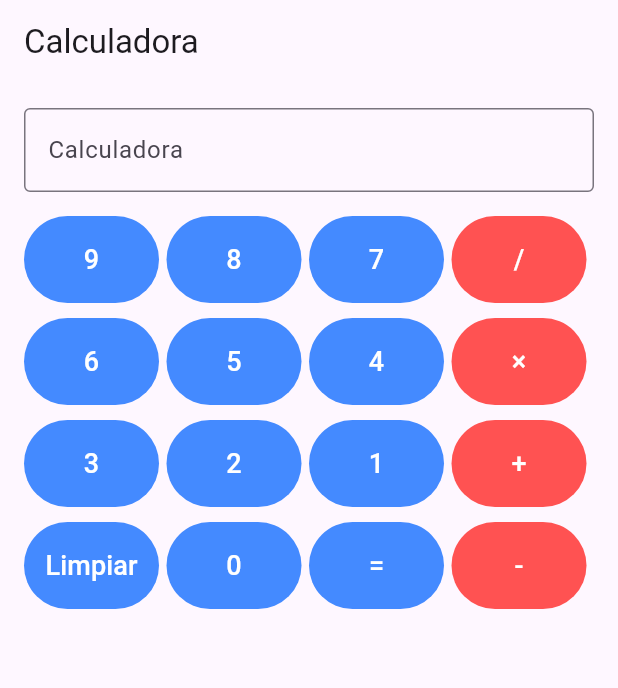
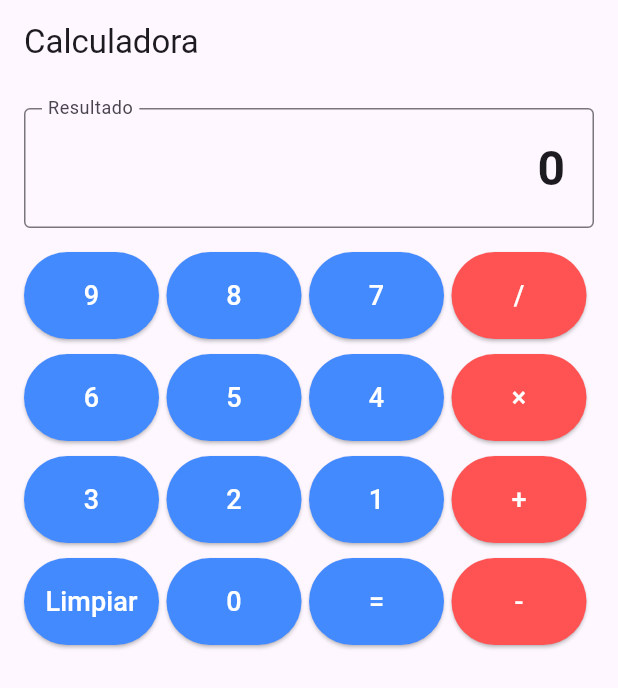
Before and after one commit to lautarotamborindeguy/tads-programacion-mobile, a Flutter app: the screen it shows after launch, on a phone screen of 412 x 824 dp. Shown: the top 688 px of the screen. Run offline on Flutter 3.47's test engine with Material 3 defaults, Android fonts, the phone set to English and light mode, and no system bars; our stand-ins replace sqflite; accounts and stored records are empty.

Commit message:
Calculator funcionallity

```diff
--- a/Calculadora/calculadora/lib/main.dart
+++ b/Calculadora/calculadora/lib/main.dart
@@ -30,14 +30,110 @@ class PantallaCalculadora extends StatefulWidget {
 }
 
 class _PantallaCalculadoraState extends State<PantallaCalculadora> {
+  String _equation = "0";
+  String _currentInput = "0";
+  double num1 = 0;
+  double num2 = 0;
+  String operand = "";
+  bool _evaluated = false;
+
+  final TextEditingController _controller = TextEditingController(text: "0");
+
+  void _buttonPressed(String buttonText) {
+    if (buttonText == "Limpiar") {
+      _equation = "0";
+      _currentInput = "0";
+      num1 = 0;
+      num2 = 0;
+      operand = "";
+      _evaluated = false;
+    } else if (buttonText == "+" ||
+        buttonText == "-" ||
+        buttonText == "×" ||
+        buttonText == "/") {
+      if (_evaluated) {
+        _evaluated = false;
+      }
+
+      if (_currentInput.isNotEmpty && _currentInput != "Error") {
+        if (operand.isNotEmpty) {
+          num2 = double.tryParse(_currentInput) ?? 0;
+          if (operand == "+") num1 = num1 + num2;
+          if (operand == "-") num1 = num1 - num2;
+          if (operand == "×") num1 = num1 * num2;
+          if (operand == "/") num1 = num2 != 0 ? (num1 / num2) : double.nan;
+        } else {
+          num1 = double.tryParse(_currentInput) ?? 0;
+        }
+      } else if (_currentInput.isEmpty && operand.isEmpty) {
+        num1 = double.tryParse(_equation) ?? 0;
+      }
+
+      operand = buttonText;
+      _currentInput = "";
+
+      String n1Str = num1.toString();
+      if (n1Str.endsWith(".0")) n1Str = n1Str.replaceAll(".0", "");
+      if (num1.isNaN) {
+        _equation = "Error";
+        operand = "";
+        _currentInput = "";
+      } else {
+        _equation = "$n1Str $operand ";
+      }
+    } else if (buttonText == "=") {
+      if (_currentInput.isNotEmpty && operand.isNotEmpty) {
+        num2 = double.tryParse(_currentInput) ?? 0;
+        double result = 0;
+        if (operand == "+") result = num1 + num2;
+        if (operand == "-") result = num1 - num2;
+        if (operand == "×") result = num1 * num2;
+        if (operand == "/") result = num2 != 0 ? (num1 / num2) : double.nan;
+
+        String resStr = result.toString();
+        if (resStr.endsWith(".0")) resStr = resStr.replaceAll(".0", "");
+
+        if (result.isNaN) {
+          _equation = "Error";
+          _currentInput = "";
+        } else {
+          _equation = resStr;
+          _currentInput = resStr;
+        }
+
+        num1 = 0;
+        num2 = 0;
+        operand = "";
+        _evaluated = true;
+      }
+    } else {
+      if (_evaluated || _equation == "0" || _equation == "Error") {
+        _currentInput = buttonText;
+        _equation = buttonText;
+        _evaluated = false;
+      } else {
+        _currentInput = _currentInput + buttonText;
+        if (operand.isNotEmpty) {
+          String n1Str = num1.toString();
+          if (n1Str.endsWith(".0")) n1Str = n1Str.replaceAll(".0", "");
+          _equation = "$n1Str $operand $_currentInput";
+        } else {
+          _equation = _currentInput;
+        }
+      }
+    }
+
+    setState(() {
+      _controller.text = _equation;
+    });
+  }
+
   @override
   Widget build(BuildContext context) {
     // Scaffold provee la estructura básica de la pantalla (Barra superior y cuerpo)
     return Scaffold(
       appBar: AppBar(
-        title: const Text(
-          'Calculadora',
-        ), // Título en la barra superior
+        title: const Text('Calculadora'), // Título en la barra superior
       ),
       // SingleChildScrollView permite que se pueda deslizar hacia abajo si el teclado tapa la pantalla
       body: SingleChildScrollView(
@@ -46,8 +142,12 @@ class _PantallaCalculadoraState extends State<PantallaCalculadora> {
           crossAxisAlignment: CrossAxisAlignment.stretch,
           children: [
             TextField(
+              controller: _controller,
+              readOnly: true,
+              textAlign: TextAlign.right,
+              style: const TextStyle(fontSize: 32, fontWeight: FontWeight.bold),
               decoration: const InputDecoration(
-                labelText: 'Calculadora', // Etiqueta descriptiva
+                labelText: 'Resultado', // Etiqueta descriptiva
                 border:
                     OutlineInputBorder(), // Le da un borde atractivo al campo
               ),
@@ -60,53 +160,97 @@ class _PantallaCalculadoraState extends State<PantallaCalculadora> {
                 Row(
                   mainAxisAlignment: MainAxisAlignment.center,
                   children: [
-                    ButtonWidget(content: '9'),
-                    ButtonWidget(content: '8'),
-                    ButtonWidget(content: '7'),
-                    ButtonWidget(content: '/', backgroundColor: Colors.redAccent)
+                    ButtonWidget(
+                      content: '9',
+                      onPressed: () => _buttonPressed('9'),
+                    ),
+                    ButtonWidget(
+                      content: '8',
+                      onPressed: () => _buttonPressed('8'),
+                    ),
+                    ButtonWidget(
+                      content: '7',
+                      onPressed: () => _buttonPressed('7'),
+                    ),
+                    ButtonWidget(
+                      content: '/',
+                      backgroundColor: Colors.redAccent,
+                      onPressed: () => _buttonPressed('/'),
+                    ),
                   ],
                 ),
-                const SizedBox(
-                  height: 10,
-                ),
+                const SizedBox(height: 10),
                 Row(
                   mainAxisAlignment: MainAxisAlignment.center,
                   children: [
-                    ButtonWidget(content: '6'),
-                    ButtonWidget(content: '5'),
-                    ButtonWidget(content: '4'),
-                    ButtonWidget(content: '×', backgroundColor: Colors.redAccent)
+                    ButtonWidget(
+                      content: '6',
+                      onPressed: () => _buttonPressed('6'),
+                    ),
+                    ButtonWidget(
+                      content: '5',
+                      onPressed: () => _buttonPressed('5'),
+                    ),
+                    ButtonWidget(
+                      content: '4',
+                      onPressed: () => _buttonPressed('4'),
+                    ),
+                    ButtonWidget(
+                      content: '×',
+                      backgroundColor: Colors.redAccent,
+                      onPressed: () => _buttonPressed('×'),
+                    ),
                   ],
                 ),
-                const SizedBox(
-                  height: 10,
-                ),
+                const SizedBox(height: 10),
                 Row(
                   mainAxisAlignment: MainAxisAlignment.center,
                   children: [
-                    ButtonWidget(content: '3'),
-                    ButtonWidget(content: '2'),
-                    ButtonWidget(content: '1'),
-                    ButtonWidget(content: '+', backgroundColor: Colors.redAccent)
+                    ButtonWidget(
+                      content: '3',
+                      onPressed: () => _buttonPressed('3'),
+                    ),
+                    ButtonWidget(
+                      content: '2',
+                      onPressed: () => _buttonPressed('2'),
+                    ),
+                    ButtonWidget(
+                      content: '1',
+                      onPressed: () => _buttonPressed('1'),
+                    ),
+                    ButtonWidget(
+                      content: '+',
+                      backgroundColor: Colors.redAccent,
+                      onPressed: () => _buttonPressed('+'),
+                    ),
                   ],
                 ),
-                const SizedBox(
-                  height: 10,
-                ),
+                const SizedBox(height: 10),
                 Row(
                   mainAxisAlignment: MainAxisAlignment.center,
                   children: [
-                    ButtonWidget(content: 'Limpiar'),
-                    ButtonWidget(content: '0'),
-                    ButtonWidget(content: '='),
-                    ButtonWidget(content: '-', backgroundColor: Colors.redAccent)
+                    ButtonWidget(
+                      content: 'Limpiar',
+                      onPressed: () => _buttonPressed('Limpiar'),
+                    ),
+                    ButtonWidget(
+                      content: '0',
+                      onPressed: () => _buttonPressed('0'),
+                    ),
+                    ButtonWidget(
+                      content: '=',
+                      onPressed: () => _buttonPressed('='),
+                    ),
+                    ButtonWidget(
+                      content: '-',
+                      backgroundColor: Colors.redAccent,
+                      onPressed: () => _buttonPressed('-'),
+                    ),
                   ],
                 ),
-                const SizedBox(
-                  height: 20,
-                ),
+                const SizedBox(height: 20),
               ],
-            )
+            ),
           ],
         ),
       ),
```
